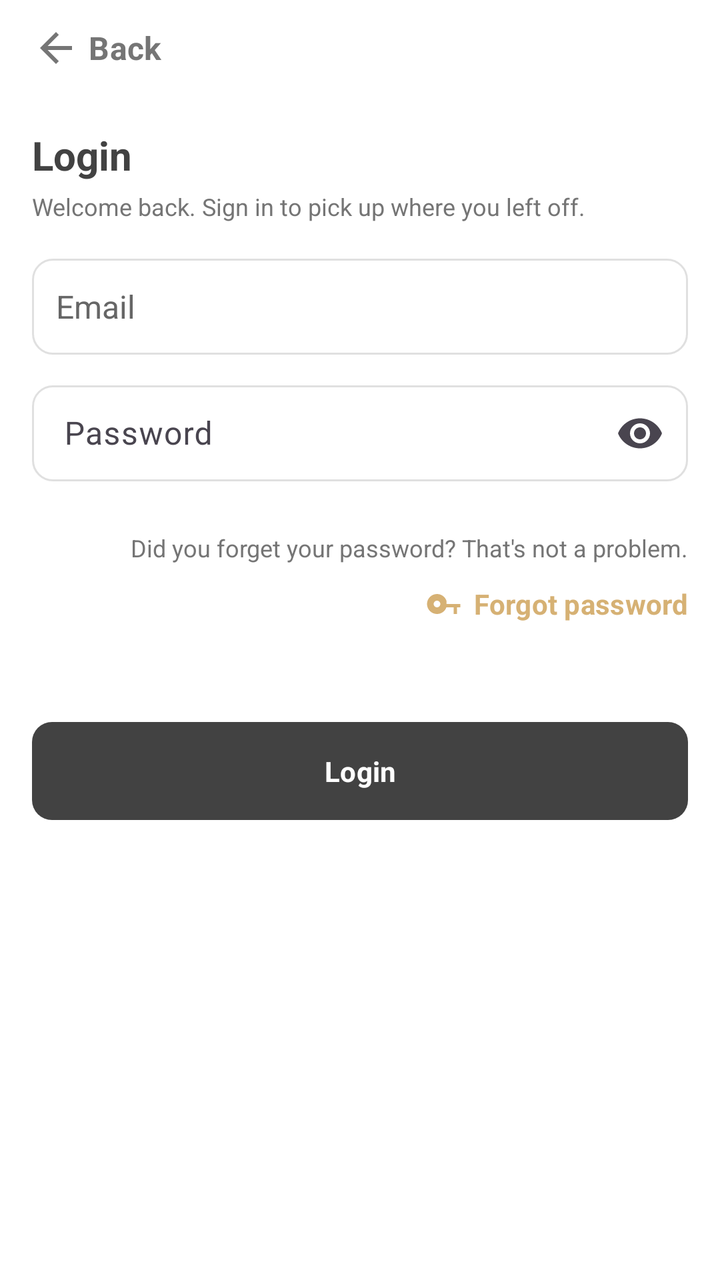
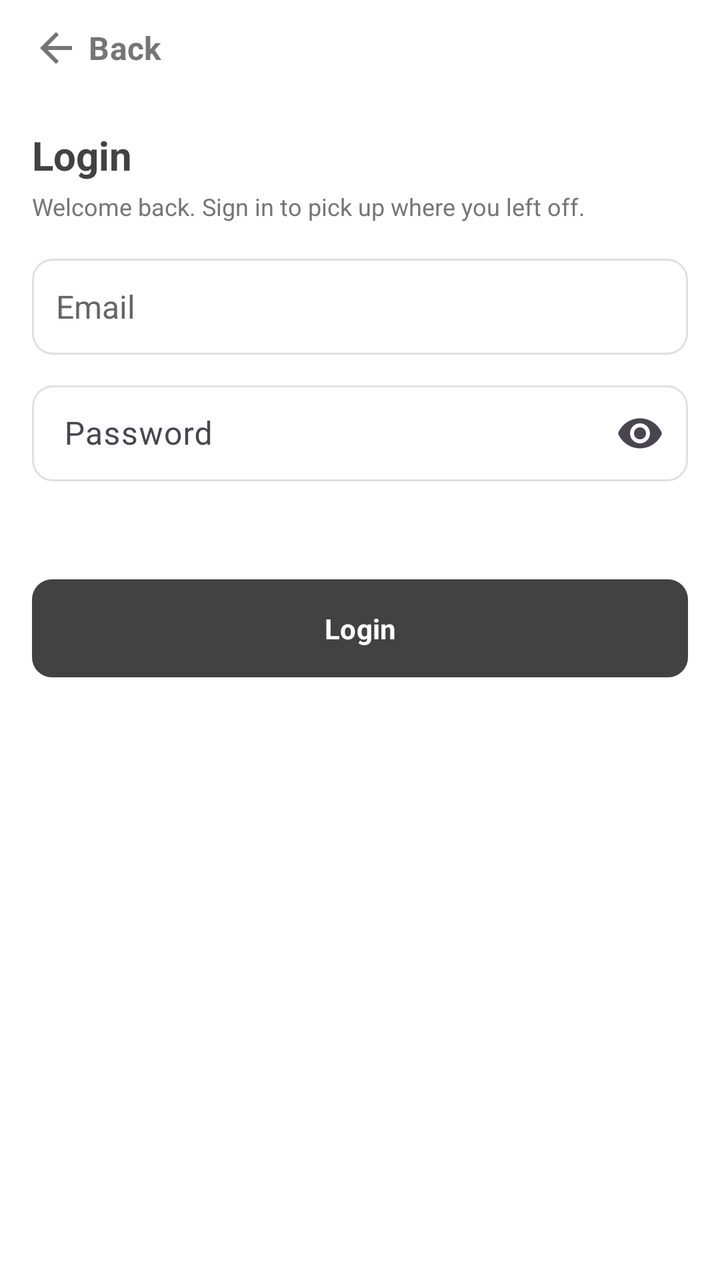

An Android layout rendered at two revisions. The XML below is the earlier revision; the diff shows what the commit changed to produce the second picture.
<!-- AndroidManifest.xml: application theme Theme.G08 -->
<!-- res/layout/universal_login_page.xml -->
<?xml version="1.0" encoding="utf-8"?>
<androidx.constraintlayout.widget.ConstraintLayout xmlns:android="http://schemas.android.com/apk/res/android"
    xmlns:app="http://schemas.android.com/apk/res-auto"
    xmlns:tools="http://schemas.android.com/tools"
    android:layout_width="match_parent"
    android:layout_height="match_parent"
    android:fitsSystemWindows="true">

    <LinearLayout
        android:id="@+id/rootLayout"
        android:layout_width="match_parent"
        android:layout_height="match_parent"
        android:orientation="vertical"
        android:paddingLeft="16dp"
        android:paddingRight="16dp">

        <Button
            android:id="@+id/backButton"
            style="@style/Widget.Material3.Button.TextButton"
            android:layout_width="wrap_content"
            android:layout_height="wrap_content"
            android:layout_gravity="start"
            android:minHeight="48dp"
            android:minWidth="0dp"
            android:paddingStart="0dp"
            android:paddingEnd="16dp"
            android:text="@string/back"
            android:textColor="@color/grey"
            android:textSize="16sp"
            app:icon="@drawable/ic_arrow_back"
            app:iconGravity="textStart"
            app:iconSize="24dp"
            app:iconTint="@color/grey" />

        <TextView
            android:id="@+id/loginTitle"
            android:layout_width="match_parent"
            android:layout_height="wrap_content"
            android:layout_marginTop="16dp"
            android:text="@string/login_title"
            android:textAlignment="textStart"
            android:textColor="@color/main_netural_color"
            android:textSize="20sp"
            android:textStyle="bold" />

        <TextView
            android:id="@+id/loginSubtitle"
            android:layout_width="match_parent"
            android:layout_height="wrap_content"
            android:layout_marginTop="4dp"
            android:paddingBottom="8dp"
            android:text="@string/login_subtitle"
            android:textAlignment="textStart"
            android:textColor="@color/grey"
            android:textSize="12sp" />

        <EditText
            android:id="@+id/emailInput"
            android:layout_width="match_parent"
            android:layout_height="wrap_content"
            android:layout_marginTop="0dp"
            android:background="@drawable/edittext_bordered"
            android:hint="@string/user_email"
            android:importantForAutofill="no"
            android:inputType="textEmailAddress"
            android:layout_marginVertical="@dimen/button_vertical_margin"
            android:maxWidth="320dp"
            android:minHeight="48dp"
            android:padding="12dp"
            android:textColorHint="#666666"
            android:textSize="16sp" />

        <com.google.android.material.textfield.TextInputLayout
            android:layout_width="match_parent"
            android:layout_height="wrap_content"
            app:endIconMode="password_toggle">
            <EditText
                android:id="@+id/passwordInput"
                android:layout_width="match_parent"
                android:layout_height="wrap_content"
                android:background="@drawable/edittext_bordered"
                android:hint="@string/user_password"
                android:importantForAutofill="no"
                android:inputType="textPassword"
                android:layout_marginVertical="@dimen/button_vertical_margin"
                android:maxWidth="320dp"
                android:minHeight="48dp"
                android:padding="12dp"
                android:textColorHint="#666666"
                android:textSize="16sp" />
        </com.google.android.material.textfield.TextInputLayout>

        <TextView
            android:id="@+id/forgotPasswordMessage"
            android:layout_width="match_parent"
            android:layout_height="wrap_content"
            android:layout_marginTop="15dp"
            android:text="@string/login_forgot_password_message"
            android:textAlignment="textEnd"
            android:textColor="@color/grey"
            android:textSize="12sp" />

        <Button
            android:id="@+id/forgotPasswordButton"
            style="@style/Widget.Material3.Button.TextButton"
            android:layout_width="wrap_content"
            android:layout_height="wrap_content"
            android:layout_gravity="end"
            android:minHeight="40dp"
            android:minWidth="0dp"
            android:paddingStart="0dp"
            android:paddingEnd="0dp"
            android:text="@string/login_forgot_password_button"
            android:textColor="@color/brown"
            android:textSize="14sp"
            app:icon="@drawable/ic_key"
            app:iconGravity="textStart"
            app:iconSize="20dp"
            app:iconTint="@color/brown" />

        <Button
            android:id="@+id/loginbutton"
            android:layout_width="match_parent"
            android:layout_height="wrap_content"
            android:layout_marginTop="35dp"
            android:maxWidth="320dp"
            android:text="@string/home_login_button"
            android:textColorLink="@color/main_cust_color"
            android:textSize="14sp"
            app:backgroundTint="@color/main_netural_color"/>

    </LinearLayout>


</androidx.constraintlayout.widget.ConstraintLayout>
<!-- resources referenced by this layout -->
<resources>
  <color name="brown">#D6B174</color>
  <color name="grey">#757575</color>
  <color name="main_cust_color">#D14B4B</color>
  <color name="main_netural_color">#424242</color>
  <dimen name="button_vertical_margin">10dp</dimen>
  <!-- drawable edittext_bordered (drawable) -->
  <?xml version="1.0" encoding="utf-8"?>
  <shape xmlns:android="http://schemas.android.com/apk/res/android"
      android:shape="rectangle">
      <solid android:color="@color/white" />
      <stroke
          android:width="1dp"
          android:color="@color/input_border_light_grey" />
      <corners android:radius="10dp" />
  </shape>
  <!-- drawable ic_arrow_back (drawable) -->
  <?xml version="1.0" encoding="utf-8"?>
  <vector xmlns:android="http://schemas.android.com/apk/res/android"
      android:width="24dp"
      android:height="24dp"
      android:viewportWidth="24"
      android:viewportHeight="24">
      <path
          android:fillColor="#757575"
          android:pathData="M20,11H7.83l5.59,-5.59L12,4l-8,8 8,8 1.41,-1.41L7.83,13H20v-2z" />
  </vector>
  <!-- drawable ic_key (drawable) -->
  <?xml version="1.0" encoding="utf-8"?>
  <vector xmlns:android="http://schemas.android.com/apk/res/android"
      android:width="24dp"
      android:height="24dp"
      android:viewportWidth="24"
      android:viewportHeight="24">
      <path
          android:fillColor="@color/brown"
          android:pathData="M12.65,10C11.83,7.67 9.61,6 7,6c-3.31,0 -6,2.69 -6,6s2.69,6 6,6c2.61,0 4.83,-1.67 5.65,-4H17v4h2v-4h2v-2h-8.35zM7,14c-1.1,0 -2,-0.9 -2,-2s0.9,-2 2,-2 2,0.9 2,2 -0.9,2 -2,2z" />
  </vector>
  <string name="back">Back</string>
  <string name="home_login_button">Login</string>
  <string name="login_forgot_password_button">Forgot password</string>
  <string name="login_forgot_password_message">Did you forget your password? That\'s not a problem.</string>
  <string name="login_subtitle">Welcome back. Sign in to pick up where you left off.</string>
  <string name="login_title">Login</string>
  <string name="user_email">Email</string>
  <string name="user_password">Password</string>
  <style name="Theme.G08" parent="Base.Theme.G08" />
  <color name="white">#FFFFFFFF</color>
  <color name="input_border_light_grey">#E0E0E0</color>
  <style name="Base.Theme.G08" parent="Theme.Material3.DayNight.NoActionBar">
          
          
          <item name="android:windowBackground">@color/cardview_light_background</item>
          <item name="android:fontFamily">sans-serif</item>
          <item name="materialButtonStyle">@style/Widget.G08.Button</item>
          <item name="editTextStyle">@style/Widget.G08.EditText</item>
      </style>
  <style name="Widget.G08.Button" parent="Widget.Material3.Button">
          <item name="cornerRadius">@dimen/button_corner_radius</item>
          <item name="android:paddingTop">@dimen/button_vertical_padding</item>
          <item name="android:paddingBottom">@dimen/button_vertical_padding</item>
          <item name="android:textStyle">bold</item>
          <item name="android:layout_marginTop">@dimen/button_vertical_margin</item>
          <item name="android:layout_marginBottom">@dimen/button_vertical_margin</item>
      </style>
  <style name="Widget.G08.EditText" parent="Widget.AppCompat.EditText">
          <item name="android:background">@drawable/edittext_bordered</item>
          <item name="android:padding">12dp</item>
      </style>
  <dimen name="button_corner_radius">10dp</dimen>
  <dimen name="button_vertical_padding">15dp</dimen>
</resources>

<!-- the commit's change to res/layout/universal_login_page.xml (unified diff, before → after) -->
@@ -90,33 +90,6 @@
                 android:textSize="16sp" />
         </com.google.android.material.textfield.TextInputLayout>
 
-        <TextView
-            android:id="@+id/forgotPasswordMessage"
-            android:layout_width="match_parent"
-            android:layout_height="wrap_content"
-            android:layout_marginTop="15dp"
-            android:text="@string/login_forgot_password_message"
-            android:textAlignment="textEnd"
-            android:textColor="@color/grey"
-            android:textSize="12sp" />
-
-        <Button
-            android:id="@+id/forgotPasswordButton"
-            style="@style/Widget.Material3.Button.TextButton"
-            android:layout_width="wrap_content"
-            android:layout_height="wrap_content"
-            android:layout_gravity="end"
-            android:minHeight="40dp"
-            android:minWidth="0dp"
-            android:paddingStart="0dp"
-            android:paddingEnd="0dp"
-            android:text="@string/login_forgot_password_button"
-            android:textColor="@color/brown"
-            android:textSize="14sp"
-            app:icon="@drawable/ic_key"
-            app:iconGravity="textStart"
-            app:iconSize="20dp"
-            app:iconTint="@color/brown" />
 
         <Button
             android:id="@+id/loginbutton"
<!-- resource entries referenced after the edit -->
@@ -1,6 +1,5 @@
 <!-- resources referenced by this layout -->
 <resources>
-  <color name="brown">#D6B174</color>
   <color name="grey">#757575</color>
   <color name="main_cust_color">#D14B4B</color>
   <color name="main_netural_color">#424242</color>
@@ -26,21 +25,8 @@
           android:fillColor="#757575"
           android:pathData="M20,11H7.83l5.59,-5.59L12,4l-8,8 8,8 1.41,-1.41L7.83,13H20v-2z" />
   </vector>
-  <!-- drawable ic_key (drawable) -->
-  <?xml version="1.0" encoding="utf-8"?>
-  <vector xmlns:android="http://schemas.android.com/apk/res/android"
-      android:width="24dp"
-      android:height="24dp"
-      android:viewportWidth="24"
-      android:viewportHeight="24">
-      <path
-          android:fillColor="@color/brown"
-          android:pathData="M12.65,10C11.83,7.67 9.61,6 7,6c-3.31,0 -6,2.69 -6,6s2.69,6 6,6c2.61,0 4.83,-1.67 5.65,-4H17v4h2v-4h2v-2h-8.35zM7,14c-1.1,0 -2,-0.9 -2,-2s0.9,-2 2,-2 2,0.9 2,2 -0.9,2 -2,2z" />
-  </vector>
   <string name="back">Back</string>
   <string name="home_login_button">Login</string>
-  <string name="login_forgot_password_button">Forgot password</string>
-  <string name="login_forgot_password_message">Did you forget your password? That\'s not a problem.</string>
   <string name="login_subtitle">Welcome back. Sign in to pick up where you left off.</string>
   <string name="login_title">Login</string>
   <string name="user_email">Email</string>
